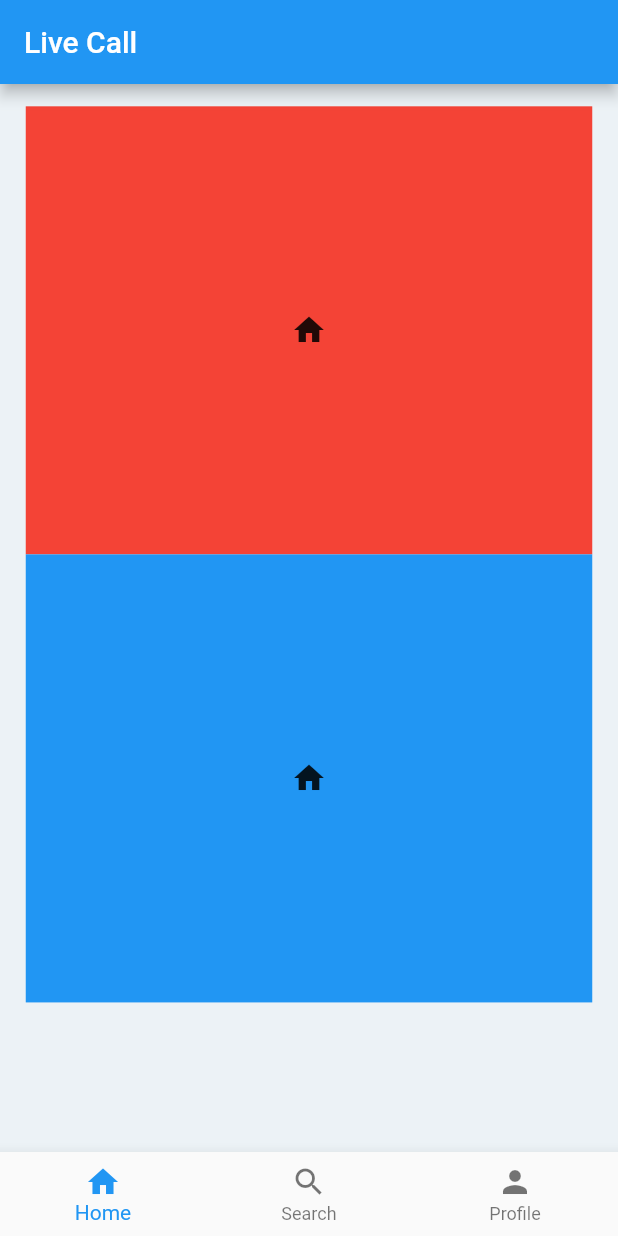
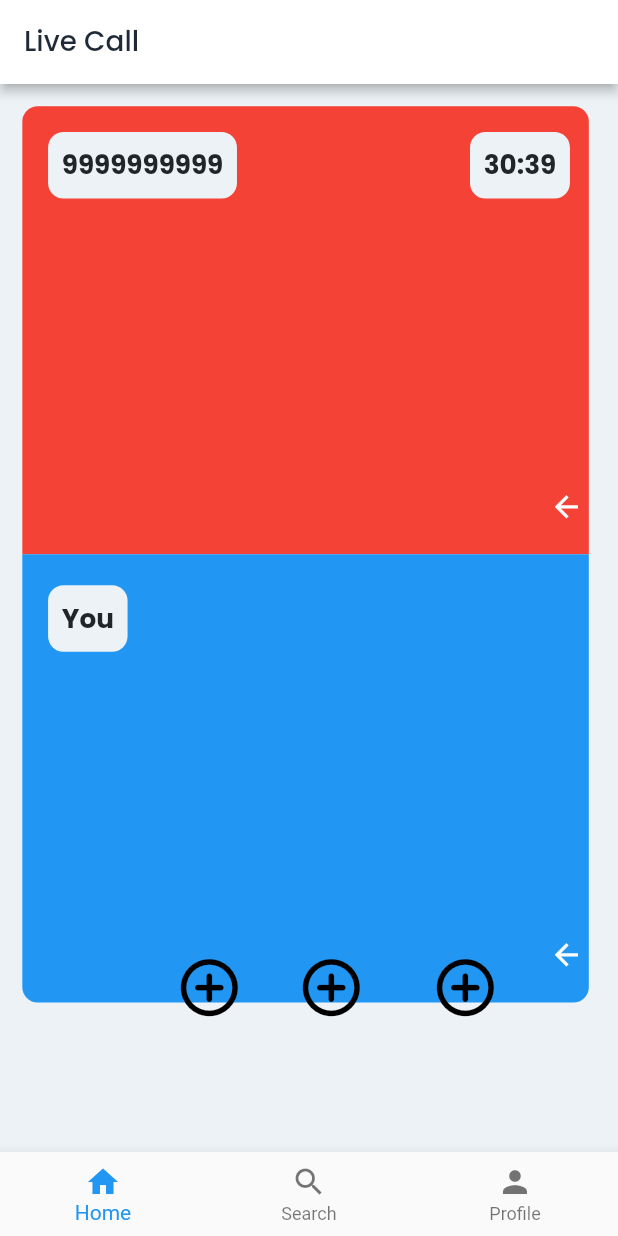
Before and after one commit to 03Simran/LivisoApp, a Flutter app: the screen it shows after launch, on a phone screen of 412 x 824 dp. Run offline on Flutter 3.47's test engine with Material 2 defaults, Android fonts, the phone set to English and light mode, and no system bars; our stand-ins replace flutter_screenutil, google_fonts.

Commit message:
Added basic layout for the VideoCallScreen

```diff
--- a/lib/vCallScreen.dart
+++ b/lib/vCallScreen.dart
@@ -1,6 +1,8 @@
 import 'package:flutter/material.dart';
 import 'package:flutter_screenutil/flutter_screenutil.dart';
+import 'package:google_fonts/google_fonts.dart';
 import 'package:liviso_flutter/assets/colors.dart';
+import 'package:liviso_flutter/assets/loginWidgets.dart';
 
 
 class VideoCallScreen extends StatefulWidget {
@@ -11,37 +13,25 @@ class VideoCallScreen extends StatefulWidget {
 }
 
 class _VideoCallScreenState extends State<VideoCallScreen> {
+   late double height , width ;
+
   @override
   Widget build(BuildContext context) {
+   height = MediaQuery.of(context).size.height ;
+   width = MediaQuery.of(context).size.width;
     return Scaffold(
-      appBar: AppBar(
-        title : Text('Live Call')
-      ),
+     appBar:  AppBar(
+          backgroundColor: Colors.white,
+          title: Text('Live Call',
+          style : GoogleFonts.poppins(textStyle: TextStyle(
+            fontSize: 18.sp,
+            fontWeight: FontWeight.w500,
+            color:Color(0xFF1F2937)
+          ))),
+          elevation: 3,
+        ),
 
-      body :  Container(
-        color:ThemeColors.backgroundColor,
-        width: double.infinity,
-        padding: EdgeInsets.all(13.w),
-        child: Column(
-
-          children: [
-               Container(color: Colors.red,
-               height:290.h,
-               width:330.w,
-               child : Icon(Icons.home),
-               ),
-               Container(color: Colors.blue,
-               height:290.h,
-               width:330.w,
-               child : Icon(Icons.home)
-
-               )
-
-            ],),
-      ),
-
-
-      bottomNavigationBar: BottomNavigationBar(items:const [
+        bottomNavigationBar: BottomNavigationBar(items:const [
            BottomNavigationBarItem(
           icon: Icon(Icons.home),
           label: 'Home',
@@ -55,6 +45,148 @@ class _VideoCallScreenState extends State<VideoCallScreen> {
           label: 'Profile',
         ),
         ]),
+
+      body : Container(
+        padding: EdgeInsets.all(13.w),
+        color: ThemeColors.backgroundColor,
+        child:Container(
+          decoration : BoxDecoration(
+
+            borderRadius: BorderRadius.circular(10.r)
+          ),
+          child : Stack(children: [
+            Column(children: [
+              Container(
+                height :  290.h,
+                width : 330.w,
+
+                decoration: BoxDecoration(borderRadius: BorderRadiusDirectional.only(
+                  topStart: Radius.circular(10.r),
+                  topEnd: Radius.circular(10.r),
+                ),
+                color : Colors.red,),
+              ),
+
+              Container(
+                height :  290.h,
+                width : 330.w,
+
+                decoration: BoxDecoration(borderRadius: BorderRadiusDirectional.only(
+                  bottomStart: Radius.circular(10.r),
+                  bottomEnd: Radius.circular(10.r)
+                ),
+                color : Colors.blue,),
+
+              ),
+
+
+            ],),
+
+
+            Positioned(child: Padding(
+              padding: EdgeInsets.all(15.w),
+              child: Row(
+                 children: [
+
+
+
+                     Container(
+                       padding : EdgeInsets.all(8.w),
+                       decoration: BoxDecoration(
+                        color: ThemeColors.backgroundColor,
+                        borderRadius: BorderRadius.circular(10.r)
+                       ),
+                       child: Text('9999999999',
+                                         style : GoogleFonts.poppins(textStyle :
+                                         TextStyle(
+                        color: ThemeColors.textColor9,
+                        fontSize: 17.sp,
+                        fontWeight: FontWeight.w700
+                                         ))),
+                     ),
+
+                     Spacer(),
+
+                     Container(
+                       padding : EdgeInsets.all(8.w),
+                       decoration: BoxDecoration(
+                        color: ThemeColors.backgroundColor,
+                        borderRadius: BorderRadius.circular(10.r)
+                       ),
+                       child: Text('30:39',
+                                         style : GoogleFonts.poppins(textStyle :
+                                         TextStyle(
+                        color: ThemeColors.textColor9,
+                        fontSize: 17.sp,
+                        fontWeight: FontWeight.w700
+                                         ))),
+                     ),
+
+              ],),
+            )),
+
+            Positioned(top: 240.h,
+            left : 300.w, child: Container(
+              height:20.h,
+              width: 20.w,
+              child: IconButton(onPressed:(){},
+            icon : Icon(Icons.arrow_back) ,
+            iconSize: 20.w,
+            color: Colors.white,),)),
+
+            Positioned(top: 530.h,
+            left : 300.w, child: Container(
+              height:20.h,
+              width: 20.w,
+              child: IconButton(onPressed:(){},
+            icon : Icon(Icons.arrow_back) ,
+            iconSize: 20.w,
+            color: Colors.white,),)),
+
+            Positioned(top: 310.h,
+            left : 15.w, child: Container(
+                       padding : EdgeInsets.all(8.w),
+                       decoration: BoxDecoration(
+                        color: ThemeColors.backgroundColor,
+                        borderRadius: BorderRadius.circular(10.r)
+                       ),
+                       child: Text('You',
+                                         style : GoogleFonts.poppins(textStyle :
+                                         TextStyle(
+                        color: ThemeColors.textColor9,
+                        fontSize: 17.sp,
+                        fontWeight: FontWeight.w700
+                                         ))),
+                     ),),
+
+                     Positioned(top: 540.h,
+                       left : 231.w, child: Container(
+
+              child: IconButton(onPressed:(){},
+            icon : Icon(Icons.add_circle_outline_rounded) ,
+            iconSize: 40.w,
+            color: Colors.black,),)),
+
+                     Positioned(top: 540.h,
+                       left : 82.w, child: Container(
+
+              child: IconButton(onPressed:(){},
+            icon : Icon(Icons.add_circle_outline_rounded) ,
+            iconSize: 40.w,
+            color: Colors.black,),)),
+
+                     Positioned(top: 540.h,
+                       left : 153.w, child: Container(
+
+              child: IconButton(onPressed:(){},
+            icon : Icon(Icons.add_circle_outline_rounded) ,
+            iconSize: 40.w,
+            color: Colors.black,),)),
+
+
+          ],)
+        )
+      )
     );
   }
 }
```
